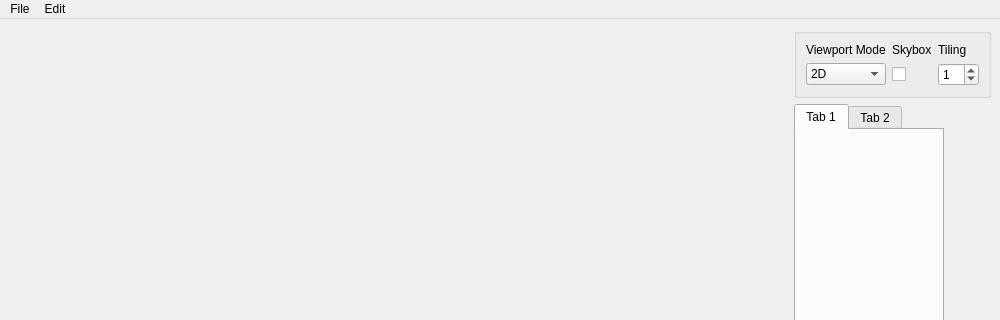
Above: ui/MainWindow.ui from albelax/TexGen before the change; both pictures show x 0 to 1000 and y 0 to 320 of the 1000 by 626 pixel window. Below: the same form after it.
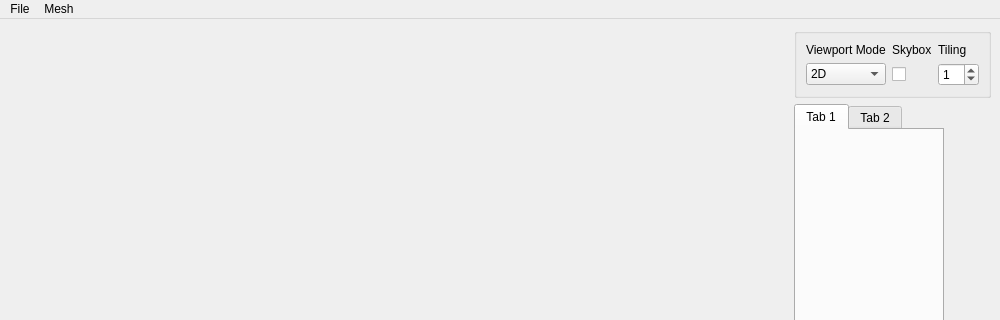
That is the form after the change.

Commit message: changed name of menu from edit to mesh

The edit to the form file:
```diff
--- a/ui/MainWindow.ui
+++ b/ui/MainWindow.ui
@@ -178,7 +178,7 @@
      <x>0</x>
      <y>0</y>
      <width>1000</width>
-     <height>26</height>
+     <height>25</height>
     </rect>
    </property>
    <widget class="QMenu" name="menuFiles">
@@ -188,7 +188,7 @@
    </widget>
    <widget class="QMenu" name="menuedit">
     <property name="title">
-     <string>Edit</string>
+     <string>Mesh</string>
     </property>
    </widget>
    <addaction name="menuFiles"/>
```
Left out of the diff: 1 changed line with no effect on the pictures. The commit also changes 3 other files.
